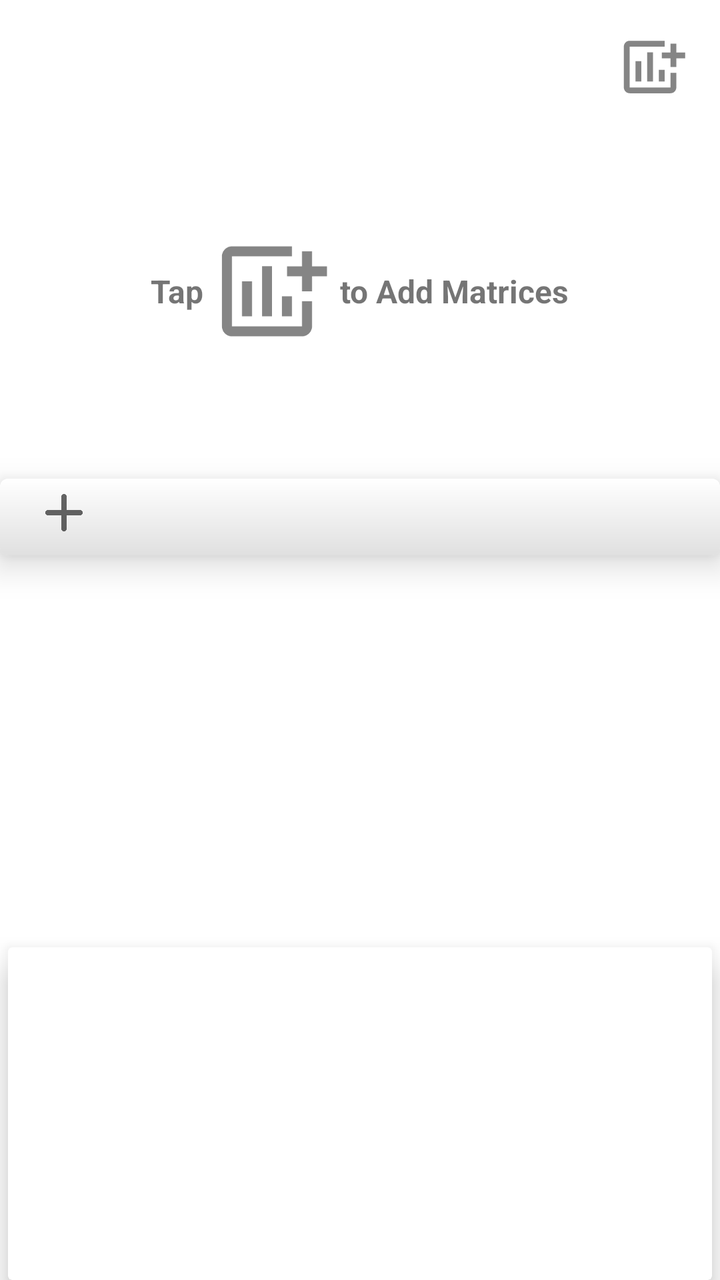
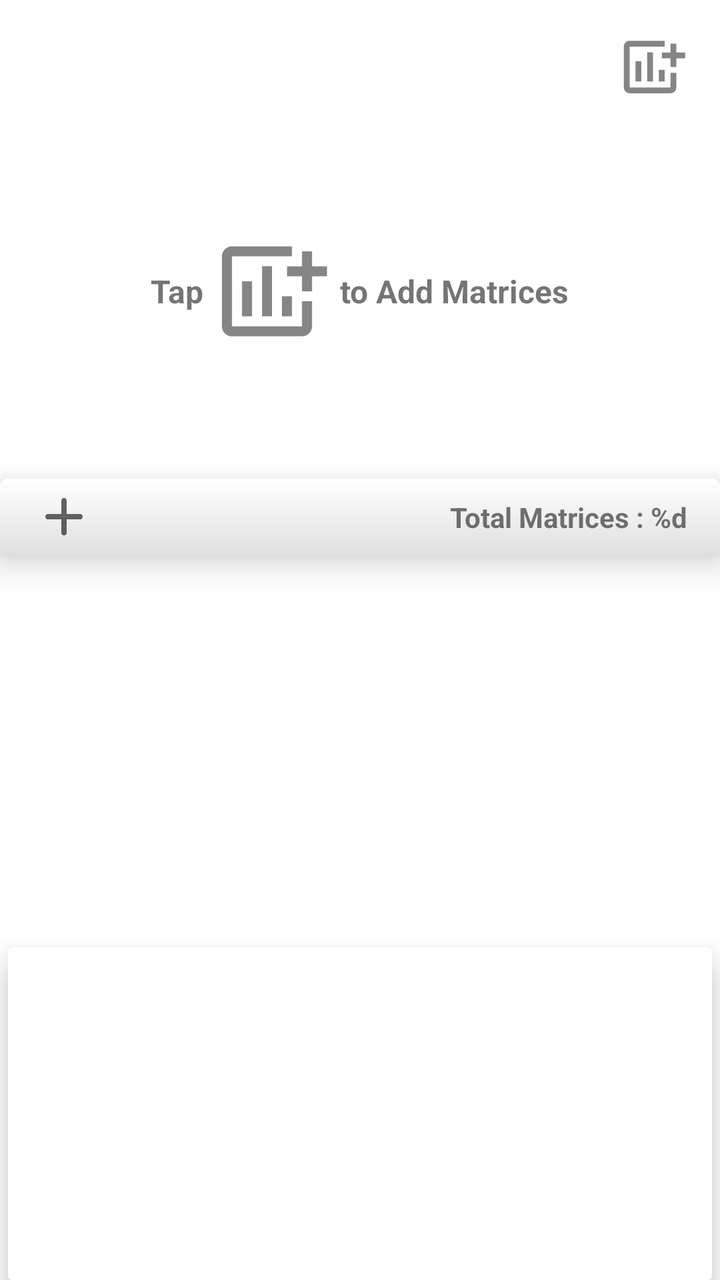

Compare the two renders of this Android layout. The source of the first and the diff that turns it into the second are given below.
<!-- AndroidManifest.xml: application theme Theme.Matscape -->
<!-- res/layout/activity_home.xml -->
<?xml version="1.0" encoding="utf-8"?>
<androidx.drawerlayout.widget.DrawerLayout xmlns:android="http://schemas.android.com/apk/res/android"
    xmlns:app="http://schemas.android.com/apk/res-auto"
    xmlns:tools="http://schemas.android.com/tools"
    android:id="@+id/DrawerLayout"
    android:layout_width="match_parent"
    android:layout_height="match_parent"
    tools:context=".Activities.HomeActivity">

    

    <androidx.constraintlayout.widget.ConstraintLayout
        android:layout_width="match_parent"
        android:layout_height="match_parent">

        <androidx.appcompat.widget.Toolbar
            android:id="@+id/Toolbar"
            android:layout_width="match_parent"
            android:layout_height="wrap_content"
            android:background="@null"
            app:layout_constraintEnd_toEndOf="parent"
            app:layout_constraintStart_toStartOf="parent"
            app:layout_constraintTop_toTopOf="parent" />

        <ImageView
            android:id="@+id/addMatrixCardButton"
            android:layout_width="35dp"
            android:layout_height="35dp"
            android:layout_margin="16dp"
            android:background="?attr/selectableItemBackgroundBorderless"
            android:clickable="true"
            android:contentDescription="@string/desc_add_matrix"
            android:focusable="true"
            android:src="@drawable/ic_home_add_matrix"
            app:layout_constraintEnd_toEndOf="parent"
            app:layout_constraintTop_toTopOf="parent"
            tools:ignore="TouchTargetSizeCheck,DuplicateSpeakableTextCheck" />

        <androidx.recyclerview.widget.RecyclerView
            android:id="@+id/MatrixCardsRecyclerView"
            android:layout_width="match_parent"
            android:layout_height="0dp"
            app:layout_constraintEnd_toEndOf="parent"
            app:layout_constraintHeight_percent=".28"
            app:layout_constraintStart_toStartOf="parent"
            app:layout_constraintTop_toBottomOf="@+id/Toolbar" />


        <LinearLayout
            android:id="@+id/MatrixCardsHintLayout"
            android:layout_width="wrap_content"
            android:layout_height="wrap_content"
            android:orientation="horizontal"
            app:layout_constraintBottom_toBottomOf="@+id/MatrixCardsRecyclerView"
            app:layout_constraintEnd_toEndOf="parent"
            app:layout_constraintStart_toStartOf="parent"
            app:layout_constraintTop_toBottomOf="@+id/Toolbar">

            <TextView
                android:layout_width="wrap_content"
                android:layout_height="wrap_content"
                android:layout_gravity="center"
                android:text="@string/text_tap"
                android:textSize="16sp"
                android:textStyle="bold" />

            <ImageView
                android:layout_width="60dp"
                android:layout_height="60dp"
                android:layout_gravity="center"
                android:layout_marginStart="4dp"
                android:layout_marginEnd="4dp"
                android:contentDescription="@string/desc_add_matrix"
                app:srcCompat="@drawable/ic_home_add_matrix" />

            <TextView
                android:layout_width="wrap_content"
                android:layout_height="wrap_content"
                android:layout_gravity="center"
                android:text="@string/text_to_add_matrices"
                android:textSize="16sp"
                android:textStyle="bold" />

        </LinearLayout>

        <ImageView
            android:id="@+id/addResultCardButton"
            android:layout_width="32dp"
            android:layout_height="32dp"
            android:layout_marginStart="16dp"
            android:clickable="true"
            android:contentDescription="@string/desc_settings_result"
            android:elevation="12dp"
            android:focusable="true"
            android:foreground="?attr/selectableItemBackgroundBorderless"
            android:src="@drawable/ic_home_add_result"
            app:layout_constraintBottom_toBottomOf="@+id/cardView"
            app:layout_constraintStart_toStartOf="parent"
            app:layout_constraintTop_toBottomOf="@+id/MatrixCardsRecyclerView"
            tools:ignore="UnusedAttribute,TouchTargetSizeCheck" />

        <androidx.cardview.widget.CardView
            android:id="@+id/cardView"
            android:layout_width="match_parent"
            android:layout_height="0dp"
            android:layout_marginTop="4dp"
            android:layout_marginBottom="4dp"
            android:foreground="@drawable/grad_home_divider"
            app:cardCornerRadius="4dp"
            app:cardElevation="10dp"
            app:layout_constraintEnd_toEndOf="parent"
            app:layout_constraintHeight_percent=".06"
            app:layout_constraintStart_toStartOf="parent"
            app:layout_constraintTop_toBottomOf="@+id/MatrixCardsRecyclerView">

        </androidx.cardview.widget.CardView>

        <androidx.recyclerview.widget.RecyclerView
            android:id="@+id/ResultCardsRecyclerView"
            android:layout_width="match_parent"
            android:layout_height="0dp"
            app:layout_constraintBottom_toTopOf="@+id/HomeNumpadCardView"
            app:layout_constraintEnd_toEndOf="parent"
            app:layout_constraintStart_toStartOf="parent"
            app:layout_constraintTop_toBottomOf="@+id/cardView" />

        <androidx.cardview.widget.CardView
            android:id="@+id/HomeNumpadCardView"
            android:layout_width="match_parent"
            android:layout_height="0dp"
            android:layout_marginStart="4dp"
            android:layout_marginEnd="4dp"
            app:cardElevation="10dp"
            app:layout_constraintBottom_toBottomOf="parent"
            app:layout_constraintEnd_toEndOf="parent"
            app:layout_constraintHeight_percent=".26"
            app:layout_constraintStart_toStartOf="parent" />
    </androidx.constraintlayout.widget.ConstraintLayout>


    <com.google.android.material.navigation.NavigationView
        android:id="@+id/HomeNavigationView"
        android:layout_width="wrap_content"
        android:layout_height="match_parent"
        android:layout_gravity="start"
        app:headerLayout="@layout/header_navigation_drawer"
        app:menu="@menu/menu_home_navigation_drawer" />

</androidx.drawerlayout.widget.DrawerLayout>
<!-- res/layout/header_navigation_drawer.xml (included above) -->
<?xml version="1.0" encoding="utf-8"?>
<LinearLayout xmlns:android="http://schemas.android.com/apk/res/android"
    android:layout_width="match_parent"
    android:layout_height="match_parent"
    android:orientation="vertical">

    

    <TextView
        android:layout_width="wrap_content"
        android:layout_height="wrap_content"
        android:layout_marginTop="24dp"
        android:layout_marginStart="24dp"
        android:layout_marginEnd="24dp"
        android:textAppearance="?attr/textAppearanceHeadline6"
        android:text="@string/app_name" />

    <TextView
        android:layout_width="wrap_content"
        android:layout_height="wrap_content"
        android:layout_marginBottom="24dp"
        android:layout_marginStart="24dp"
        android:layout_marginEnd="24dp"
        android:textAppearance="?attr/textAppearanceBody2"
        android:textColor="@color/material_on_surface_emphasis_medium"
        android:text="Matrix Calculator" />

</LinearLayout>
<!-- resources referenced by this layout -->
<resources>
  <!-- drawable grad_home_divider (drawable) -->
  <?xml version="1.0" encoding="utf-8"?>
      <shape xmlns:android="http://schemas.android.com/apk/res/android"
          android:shape="rectangle">
          <gradient
              android:startColor="#FFFFFF"
              android:endColor="#E0E0E0"
              android:angle="270"
              android:centerY=".6" />
      </shape>
  <!-- drawable ic_home_add_matrix (drawable) -->
  <vector android:alpha="0.8" android:height="24dp"
      android:tint="?attr/colorControlNormal" android:viewportHeight="24"
      android:viewportWidth="24" android:width="24dp" xmlns:android="http://schemas.android.com/apk/res/android">
      <path android:fillColor="@android:color/white" android:pathData="M6,9.99h2v7L6,16.99zM14,12.99h2v4h-2zM10,6.99h2v10h-2zM20,7L20,4h-2v3h-3v2h3v3h2L20,9h3L23,7zM18,19L4,19L4,5h12L16,3L4,3c-1.1,0 -2,0.9 -2,2v14c0,1.1 0.9,2 2,2h14c1.1,0 2,-0.9 2,-2v-5h-2v5z"/>
  </vector>
  <!-- drawable ic_home_add_result (drawable) -->
  <vector xmlns:android="http://schemas.android.com/apk/res/android"
      android:width="24dp"
      android:height="24dp"
      android:viewportWidth="24"
      android:viewportHeight="24"
      android:tint="?attr/colorControlNormal">
    <path
        android:fillColor="@android:color/white"
        android:pathData="M18,13h-5v5c0,0.55 -0.45,1 -1,1s-1,-0.45 -1,-1v-5H6c-0.55,0 -1,-0.45 -1,-1s0.45,-1 1,-1h5V6c0,-0.55 0.45,-1 1,-1s1,0.45 1,1v5h5c0.55,0 1,0.45 1,1s-0.45,1 -1,1z"/>
  </vector>
  <string name="app_name" translatable="false">Matscape</string>
  
      //req Strings for homepage navigation drawer
  <string name="desc_add_matrix">Add Matrix</string>
  <string name="desc_settings_result">Result Card Settings</string>
  
  
      //for matrix cards
  <string name="text_tap">Tap</string>
  <string name="text_to_add_matrices">to Add Matrices</string>
  
      //for result cards
  <style name="Theme.Matscape" parent="Theme.MaterialComponents.DayNight.NoActionBar">
          
          <item name="colorPrimary">@color/blue_black</item>
          <item name="colorPrimaryVariant">@color/light_blue_black</item>
          <item name="colorOnPrimary">@color/white</item>
          
          <item name="colorSecondary">@color/blue_black</item>
          <item name="colorSecondaryVariant">@color/light_blue_black</item>
          <item name="colorOnSecondary">@color/black</item>
          
          <item name="android:statusBarColor" tools:targetApi="l">?attr/colorPrimary</item>
          
      </style>
  <color name="blue_black">#263238</color>
  <color name="light_blue_black">#90A4AE</color>
  <color name="white">#FFFFFFFF</color>
  <color name="black">#FF000000</color>
</resources>

<!-- the commit's change to res/layout/activity_home.xml (unified diff, before → after) -->
@@ -96,8 +96,20 @@
             android:src="@drawable/ic_home_add_result"
             app:layout_constraintBottom_toBottomOf="@+id/cardView"
             app:layout_constraintStart_toStartOf="parent"
-            app:layout_constraintTop_toBottomOf="@+id/MatrixCardsRecyclerView"
+            app:layout_constraintTop_toTopOf="@+id/cardView"
             tools:ignore="UnusedAttribute,TouchTargetSizeCheck" />
+
+        <TextView
+            android:id="@+id/MatricesCount"
+            android:layout_width="wrap_content"
+            android:layout_height="wrap_content"
+            android:layout_marginEnd="16dp"
+            android:text="@string/total_matrices"
+            android:textStyle="bold"
+            android:elevation="12dp"
+            app:layout_constraintBottom_toBottomOf="@+id/cardView"
+            app:layout_constraintEnd_toEndOf="@+id/cardView"
+            app:layout_constraintTop_toTopOf="@+id/cardView" />
 
         <androidx.cardview.widget.CardView
             android:id="@+id/cardView"
<!-- resource entries referenced after the edit -->
@@ -37,6 +37,7 @@
       //for matrix cards
   <string name="text_tap">Tap</string>
   <string name="text_to_add_matrices">to Add Matrices</string>
+  <string name="total_matrices">Total Matrices : %d</string>
   
       //for result cards
   <style name="Theme.Matscape" parent="Theme.MaterialComponents.DayNight.NoActionBar">
